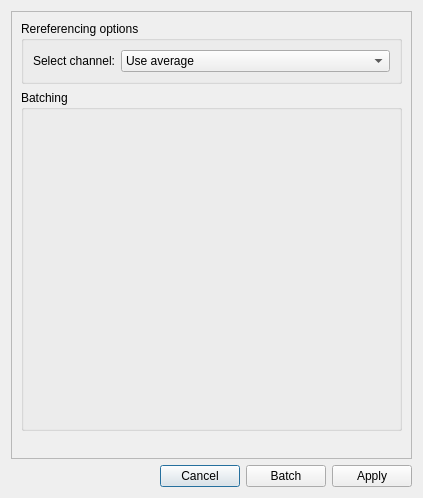
This is meggie/actions/raw_rereference/dialogs/rereferencingDialogUi.ui in cibr-jyu/meggie as Qt 5 draws it before an edit. The edited form follows.
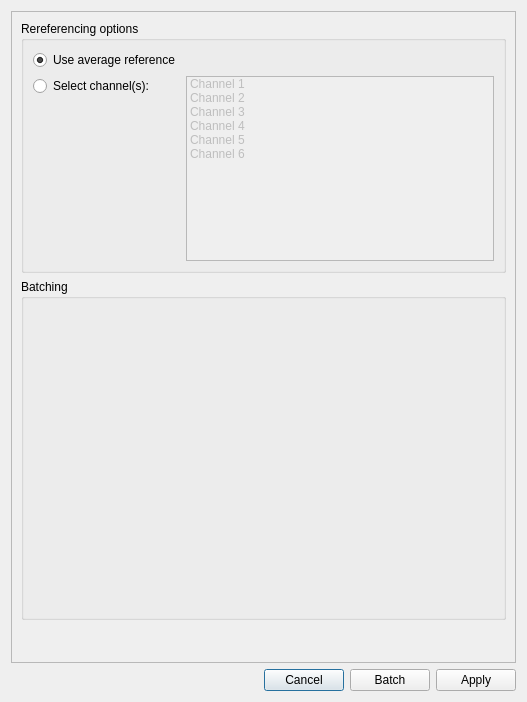
This is the edited form.

Commit message: Allow multiple channels for rereferencing

What changed in the file:
```diff
--- a/meggie/actions/raw_rereference/dialogs/rereferencingDialogUi.ui
+++ b/meggie/actions/raw_rereference/dialogs/rereferencingDialogUi.ui
@@ -6,8 +6,8 @@
    <rect>
     <x>0</x>
     <y>0</y>
-    <width>423</width>
-    <height>498</height>
+    <width>527</width>
+    <height>702</height>
    </rect>
   </property>
   <property name="windowTitle">
@@ -62,8 +62,8 @@
        <rect>
         <x>0</x>
         <y>0</y>
-        <width>403</width>
-        <height>447</height>
+        <width>507</width>
+        <height>646</height>
        </rect>
       </property>
       <layout class="QGridLayout" name="gridLayout">
@@ -74,26 +74,55 @@
          </property>
          <layout class="QFormLayout" name="formLayout_2">
           <item row="1" column="0">
-           <widget class="QLabel" name="labelSelectChannel">
+           <widget class="QRadioButton" name="radioButtonUseAverage">
             <property name="text">
-             <string>Select channel:</string>
+             <string>Use average reference</string>
             </property>
+            <property name="checked">
+             <bool>true</bool>
+            </property>
            </widget>
           </item>
-          <item row="1" column="1">
-           <widget class="QComboBox" name="comboBoxChannel">
-            <property name="minimumSize">
-             <size>
-              <width>120</width>
-              <height>0</height>
-             </size>
+          <item row="2" column="0">
+           <widget class="QRadioButton" name="radioButtonUseChannels">
+            <property name="text">
+             <string>Select channel(s):</string>
             </property>
-            <property name="currentText">
-             <string>Use average</string>
+           </widget>
+          </item>
+          <item row="2" column="1">
+           <widget class="QListWidget" name="listWidgetChannels">
+            <property name="enabled">
+             <bool>false</bool>
             </property>
             <item>
              <property name="text">
-              <string>Use average</string>
+              <string>Channel 1</string>
+             </property>
+            </item>
+            <item>
+             <property name="text">
+              <string>Channel 2</string>
+             </property>
+            </item>
+            <item>
+             <property name="text">
+              <string>Channel 3</string>
+             </property>
+            </item>
+            <item>
+             <property name="text">
+              <string>Channel 4</string>
+             </property>
+            </item>
+            <item>
+             <property name="text">
+              <string>Channel 5</string>
+             </property>
+            </item>
+            <item>
+             <property name="text">
+              <string>Channel 6</string>
              </property>
             </item>
            </widget>
```
Left out of the diff: 31 changed lines with no effect on the pictures. The commit also changes 3 other files.
